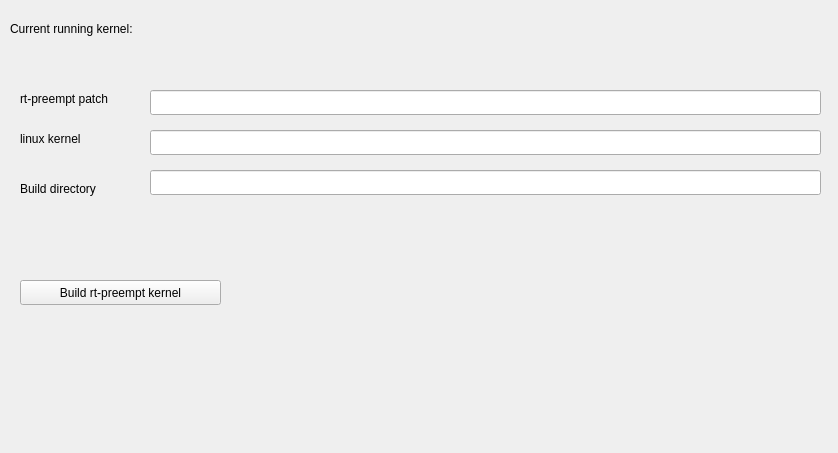
This is resource/RosRtpreempt.ui in flobotics/ros2_galactic_rqt_rt_preempt as Qt 5 draws it before an edit. The edited form follows.
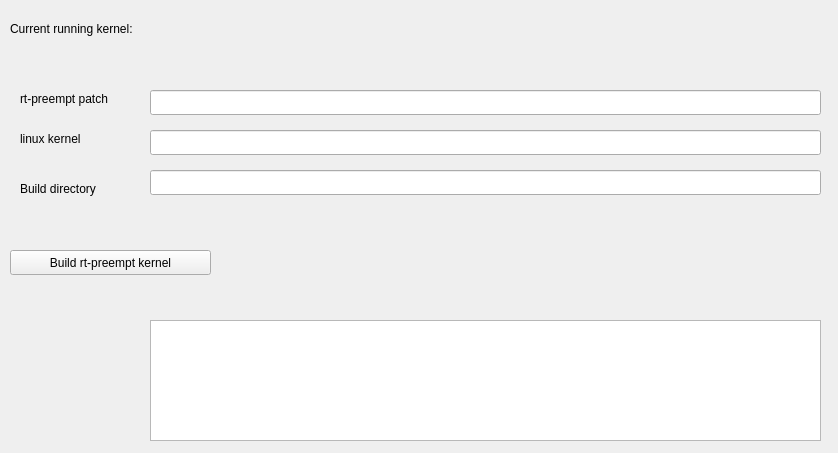
This is the edited form.

Commit message: added downloads, unpacking

Patch:
```diff
--- a/resource/RosRtpreempt.ui
+++ b/resource/RosRtpreempt.ui
@@ -16,8 +16,8 @@
   <widget class="QPushButton" name="buttonBuild">
    <property name="geometry">
     <rect>
-     <x>20</x>
-     <y>280</y>
+     <x>10</x>
+     <y>250</y>
      <width>201</width>
      <height>25</height>
     </rect>
@@ -108,6 +108,16 @@
     <string>Build directory</string>
    </property>
   </widget>
+  <widget class="QPlainTextEdit" name="plainTextEditLog">
+   <property name="geometry">
+    <rect>
+     <x>150</x>
+     <y>320</y>
+     <width>671</width>
+     <height>121</height>
+    </rect>
+   </property>
+  </widget>
  </widget>
  <resources/>
  <connections/>
```
The commit also changes 1 other file.
